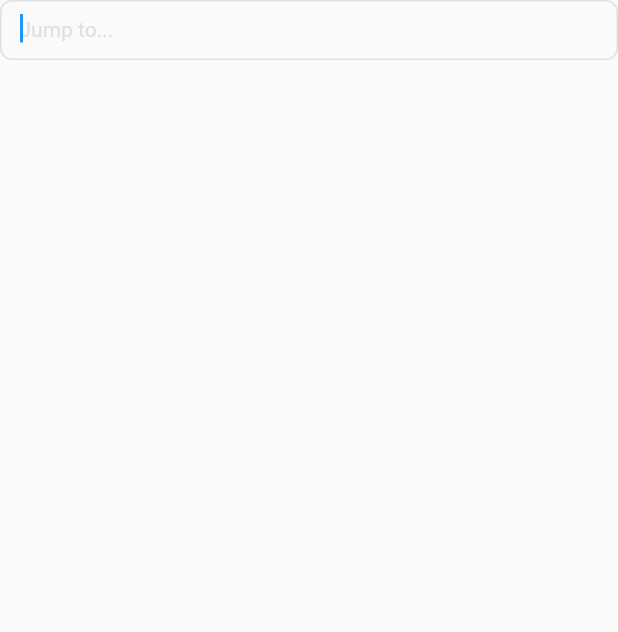
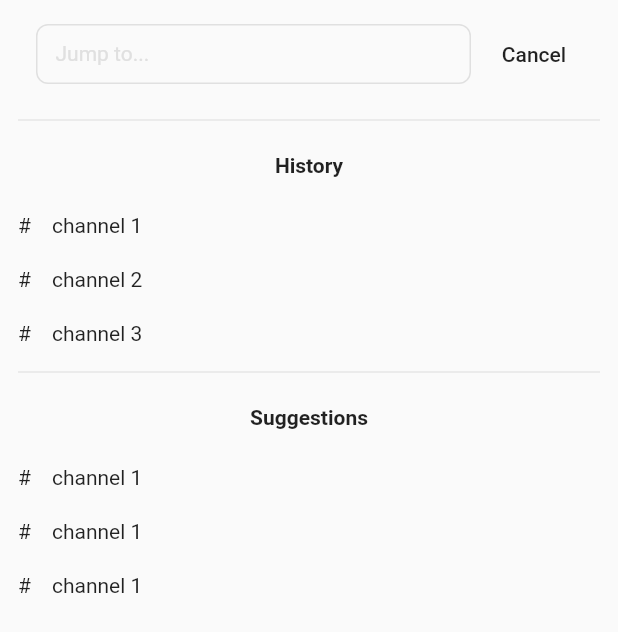
Before and after one commit to giaptt1610/slack-clone, a Flutter app: the SearchBox widget shown alone on an empty page, opened directly, after a tap on "Jump to...", on a phone screen of 412 x 824 dp. Shown: the top 632 px of the screen. Run offline on Flutter 3.47's test engine with Material 2 defaults, Android fonts, the phone set to English and light mode, and no system bars; our stand-ins replace badges, bloc, flutter_bloc, get_it, go_router, uni_links; network calls fail.

Commit message:
add jumpto page

```diff
--- a/lib/pages/home_page.dart
+++ b/lib/pages/home_page.dart
@@ -15,6 +15,7 @@
 import '../widgets/custom_expansion_tile.dart';
 import '../widgets/dm_item.dart';
 import '../widgets/add_teammate_btn.dart';
+import 'jumpto_page.dart';
 
 class HomePage extends StatefulWidget {
   HomePage({Key? key}) : super(key: key);
@@ -159,6 +160,12 @@
                       child: SearchBox(
                         onTap: () {
                           print('-- tap search box');
+                          Navigator.push(
+                            context,
+                            CupertinoPageRoute(
+                              builder: (context) => JumpToPage(),
+                            ),
+                          );
                         },
                       ),
                     ),
--- /dev/null
+++ b/lib/pages/jumpto_page.dart
@@ -0,0 +1,110 @@
+import 'package:flutter/material.dart';
+import 'package:slack_clone/widgets/search_box.dart';
+
+class JumpToPage extends StatefulWidget {
+  JumpToPage({Key? key}) : super(key: key);
+
+  @override
+  State<JumpToPage> createState() => _JumpToPageState();
+}
+
+class _JumpToPageState extends State<JumpToPage> {
+  @override
+  Widget build(BuildContext context) {
+    return Scaffold(
+      body: SafeArea(
+        child: Container(
+          padding: const EdgeInsets.symmetric(horizontal: 12.0),
+          child: Column(
+            children: [
+              Container(
+                padding: const EdgeInsets.symmetric(
+                    horizontal: 12.0, vertical: 12.0),
+                child: Row(
+                  children: [
+                    Expanded(child: SearchBox()),
+                    SizedBox(width: 10.0),
+                    TextButton(
+                      onPressed: () {
+                        Navigator.pop(context);
+                      },
+                      child: Text(
+                        'Cancel',
+                        style: TextStyle(
+                          color: Colors.black87,
+                        ),
+                      ),
+                    ),
+                  ],
+                ),
+              ),
+              Divider(),
+
+              /// history
+              _SectionTitle(title: 'History'),
+              _Item(label: 'channel 1'),
+              _Item(label: 'channel 2'),
+              _Item(label: 'channel 3'),
+              Divider(),
+
+              /// Suggestions
+              _SectionTitle(title: 'Suggestions'),
+              _Item(label: 'channel 1'),
+              _Item(label: 'channel 1'),
+              _Item(label: 'channel 1'),
+            ],
+          ),
+        ),
+      ),
+    );
+  }
+}
+
+class _Item extends StatelessWidget {
+  final String label;
+  const _Item({this.label = '', Key? key}) : super(key: key);
+
+  @override
+  Widget build(BuildContext context) {
+    return Container(
+      height: 36.0,
+      child: Row(
+        children: [
+          const Text(
+            '#',
+            style: TextStyle(
+              color: Colors.black87,
+            ),
+          ),
+          const SizedBox(width: 14.0),
+          Expanded(
+            child: Text(
+              label,
+              style: const TextStyle(
+                color: Colors.black87,
+              ),
+            ),
+          ),
+        ],
+      ),
+    );
+  }
+}
+
+class _SectionTitle extends StatelessWidget {
+  final String title;
+  const _SectionTitle({this.title = '', Key? key}) : super(key: key);
+
+  @override
+  Widget build(BuildContext context) {
+    return Container(
+      padding: EdgeInsets.symmetric(horizontal: 12.0, vertical: 14.0),
+      child: Text(
+        title,
+        style: TextStyle(
+          fontWeight: FontWeight.bold,
+        ),
+      ),
+    );
+  }
+}
--- a/lib/widgets/search_box.dart
+++ b/lib/widgets/search_box.dart
@@ -17,6 +17,7 @@
         ),
         child: TextField(
           controller: controller,
+          enabled: onTap == null,
           decoration: InputDecoration(
             contentPadding:
                 const EdgeInsets.symmetric(vertical: 12.0, horizontal: 12.0),
```
